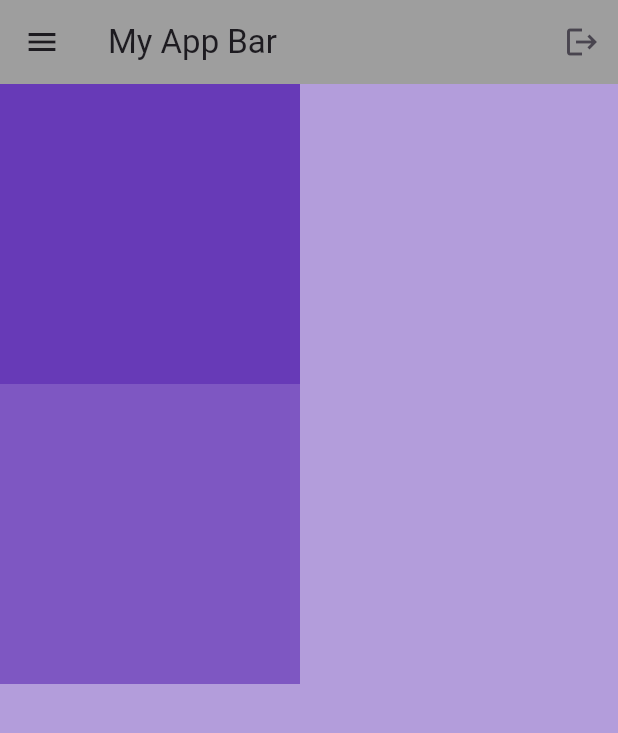
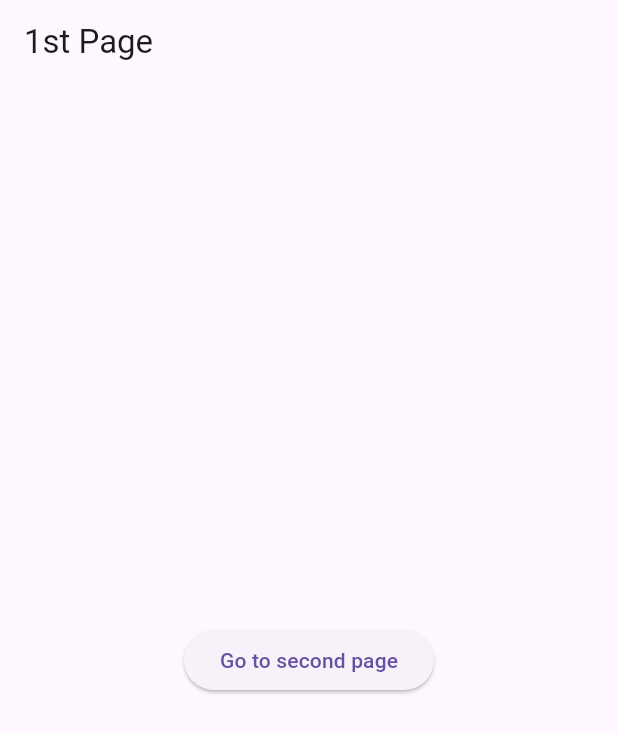
Before and after one commit to mwest0101/dev_flutter_curso_fullFlutterMasterClass, a Flutter app: the screen it shows after launch, on a phone screen of 412 x 824 dp. Shown: the top 733 px of the screen. Run offline on Flutter 3.47's test engine with Material 3 defaults, Android fonts, the phone set to English and light mode, and no system bars.

Commit message:
Se agrego navegador

```diff
--- a/lib/main.dart
+++ b/lib/main.dart
@@ -1,54 +1,33 @@
 import 'package:flutter/material.dart';
+
+import 'package:full_flutter_master_class/pages/first_page.dart';
+import 'package:full_flutter_master_class/pages/second_page.dart';
 
 /*
 https://www.youtube.com/watch?v=TclK5gNM_PM&t=3056s
-video:38:58
+video:50:38
 
 
 */
 void main() {
-  runApp(const MyApp());
+  runApp(MyApp());
 }
 
 class MyApp extends StatelessWidget {
-  const MyApp({super.key});
+  MyApp({super.key});
 
+  //functions & methods
+
+  List names = ["Mitch", "Sharon", "Vince"];
   // void printNumbers() {}
   @override
   Widget build(BuildContext context) {
     return MaterialApp(
-        home: Scaffold(
-            backgroundColor: Colors.deepPurple[200],
-            appBar: AppBar(
-              title: const Text("My App Bar"),
-              backgroundColor: Colors.grey,
-              elevation: 0,
-              leading: const Icon(Icons.menu),
-              actions: [
-                IconButton(
-                  onPressed: () {},
-                  icon: const Icon(Icons.logout),
-                ),
-              ],
-            ),
-            body: Column(
-              children: [
-                Container(
-                  height: 200,
-                  width: 200,
-                  color: Colors.deepPurple,
-                ),
-                Container(
-                  height: 200,
-                  width: 200,
-                  color: Colors.deepPurple[400],
-                ),
-                Container(
-                  height: 200,
-                  width: 200,
-                  color: Colors.deepPurple[200],
-                ),
-              ],
-            )));
+        debugShowCheckedModeBanner: false,
+        home: const FirstPage(),
+        routes: {
+          '/firstpage': (context) => const FirstPage(),
+          '/secondpage': (context) => const SecondPage(),
+        });
   }
 }
--- /dev/null
+++ b/lib/pages/first_page.dart
@@ -0,0 +1,26 @@
+import 'package:flutter/material.dart';
+import 'package:full_flutter_master_class/pages/second_page.dart';
+
+class FirstPage extends StatelessWidget {
+  const FirstPage({super.key});
+
+  @override
+  Widget build(BuildContext context) {
+    return Scaffold(
+      appBar: AppBar(title: Text("1st Page")),
+      body: Center(
+        child: ElevatedButton(
+          child: const Text("Go to second page"),
+          onPressed: () {
+            Navigator.push(
+              context,
+              MaterialPageRoute(
+                builder: (context) => SecondPage(),
+              ),
+            );
+          },
+        ),
+      ),
+    );
+  }
+}
--- /dev/null
+++ b/lib/pages/second_page.dart
@@ -0,0 +1,14 @@
+import 'package:flutter/material.dart';
+
+class SecondPage extends StatelessWidget {
+  const SecondPage({super.key});
+
+  @override
+  Widget build(BuildContext context) {
+    return Scaffold(
+      appBar: AppBar(
+        title: Text("2nd Page"),
+      ),
+    );
+  }
+}
```
Also changed, not shown: 1 other file.
